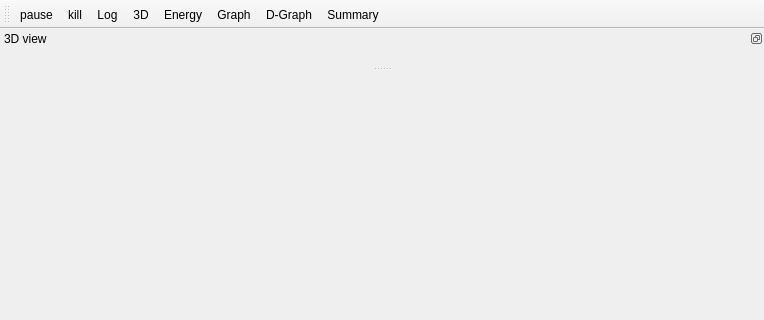
Above: pygmin/gui/ui/connect_run_ui.ui from pele-python/pele before the change; both pictures show x 0 to 764 and y 0 to 320 of the 764 by 829 pixel window. Below: the same form after it.
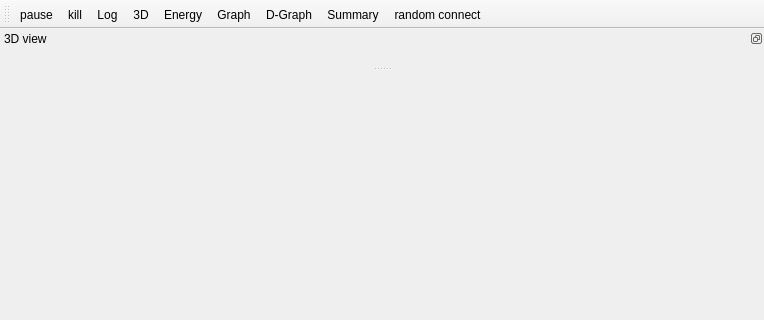
That is the form after the change. Icons and pictures are not drawn. Custom widgets are drawn as their Qt base class.

Commit message: add option for connecting random minima to connect_all gui

```diff
--- a/pygmin/gui/ui/connect_run_ui.ui
+++ b/pygmin/gui/ui/connect_run_ui.ui
@@ -131,6 +131,7 @@
    <addaction name="actionGraph"/>
    <addaction name="actionD_Graph"/>
    <addaction name="actionSummary"/>
+   <addaction name="actionRandom_connect"/>
   </widget>
   <action name="actionEnergy">
    <property name="checkable">
@@ -229,6 +230,17 @@
     <string>interrupt the connect run</string>
    </property>
   </action>
+  <action name="actionRandom_connect">
+   <property name="checkable">
+    <bool>true</bool>
+   </property>
+   <property name="text">
+    <string>random connect</string>
+   </property>
+   <property name="toolTip">
+    <string>connect random minima</string>
+   </property>
+  </action>
  </widget>
  <customwidgets>
   <customwidget>
```
The commit also changes 3 other files.
